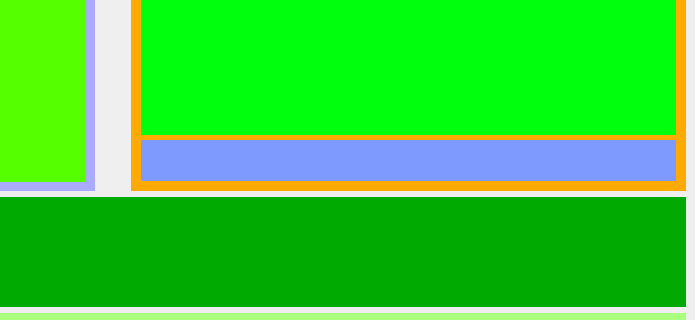
vrushank-agrawal/CSE201-VCREST-, file src/gui/videoeditor.ui: the form before one commit; both pictures show x 382 to 1077 and y 202 to 522 of the 1077 by 633 pixel window.
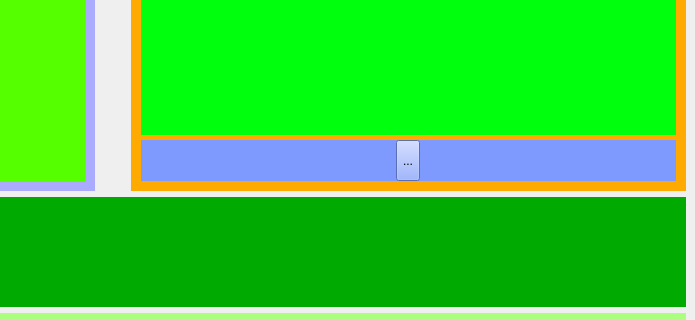
The form after the commit. Icons and pictures are not drawn. Custom widgets are drawn as their Qt base class.

Commit message: add play button to the VideoPlayer

```diff
--- a/src/gui/videoeditor.ui
+++ b/src/gui/videoeditor.ui
@@ -384,6 +384,36 @@
                <property name="styleSheet">
                 <string notr="true">background: rgb(126, 154, 255)</string>
                </property>
+               <layout class="QHBoxLayout" name="horizontalLayout_3">
+                <property name="spacing">
+                 <number>0</number>
+                </property>
+                <property name="leftMargin">
+                 <number>0</number>
+                </property>
+                <property name="topMargin">
+                 <number>0</number>
+                </property>
+                <property name="rightMargin">
+                 <number>0</number>
+                </property>
+                <property name="bottomMargin">
+                 <number>0</number>
+                </property>
+                <item>
+                 <widget class="QToolButton" name="playButton">
+                  <property name="sizePolicy">
+                   <sizepolicy hsizetype="Maximum" vsizetype="Minimum">
+                    <horstretch>0</horstretch>
+                    <verstretch>1</verstretch>
+                   </sizepolicy>
+                  </property>
+                  <property name="text">
+                   <string>...</string>
+                  </property>
+                 </widget>
+                </item>
+               </layout>
               </widget>
              </item>
             </layout>
```
Left out of the diff: 2 changed lines with no effect on the pictures. The commit also changes 3 other files.
